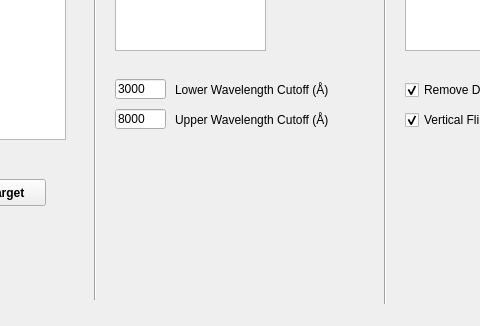
Before: the Qt Designer form control/DisplayStack_gui.ui in bmazin/ARCONS-pipeline, drawn with Qt 5; both pictures show x 95 to 575 and y 471 to 797 of the 1101 by 797 pixel window.
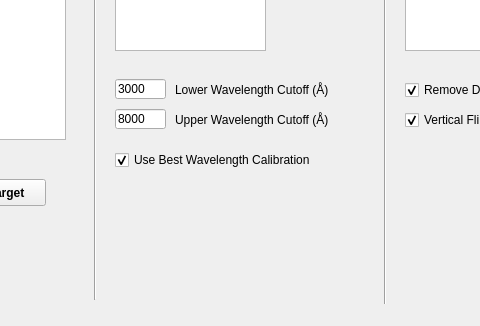
After: the same form once the commit is applied.

Commit message: Added option to ignore list of wavecal solutions and just apply the best available wavecal solution.  Scrolling over image now displays pixel position and count for that position.

Diff of the .ui file:
```diff
--- a/control/DisplayStack_gui.ui
+++ b/control/DisplayStack_gui.ui
@@ -517,6 +517,22 @@
      <bool>true</bool>
     </property>
    </widget>
+   <widget class="QCheckBox" name="bestWavelengthCalibrationBox">
+    <property name="geometry">
+     <rect>
+      <x>210</x>
+      <y>620</y>
+      <width>251</width>
+      <height>22</height>
+     </rect>
+    </property>
+    <property name="text">
+     <string>Use Best Wavelength Calibration</string>
+    </property>
+    <property name="checked">
+     <bool>true</bool>
+    </property>
+   </widget>
   </widget>
   <widget class="QMenuBar" name="menubar">
    <property name="geometry">
```
The commit also changes 5 other files.
